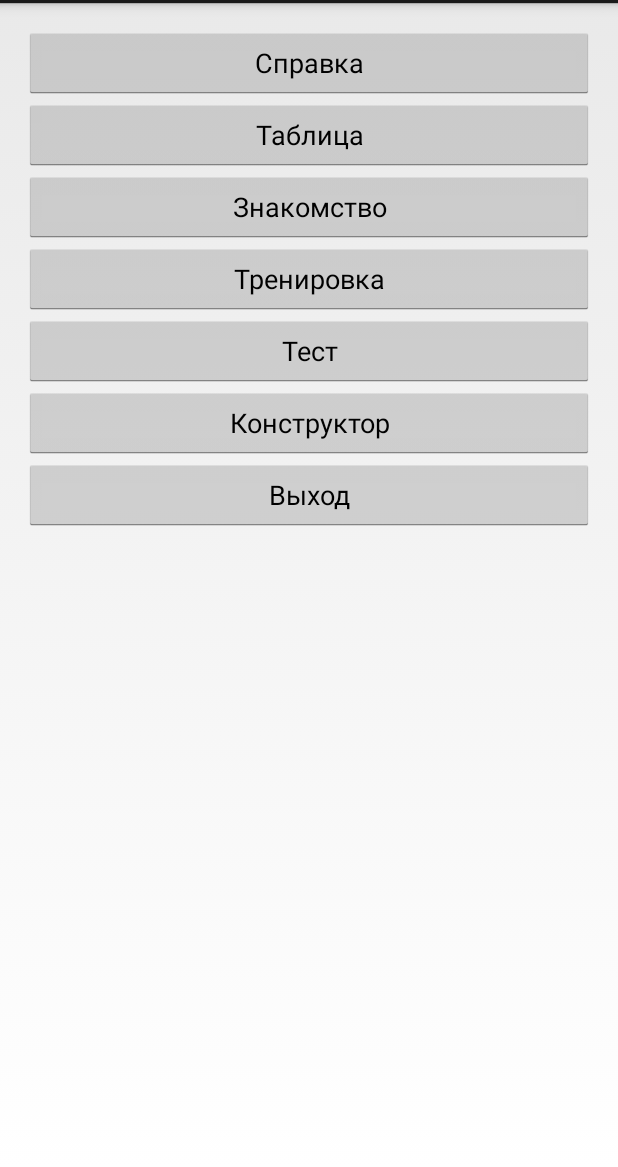
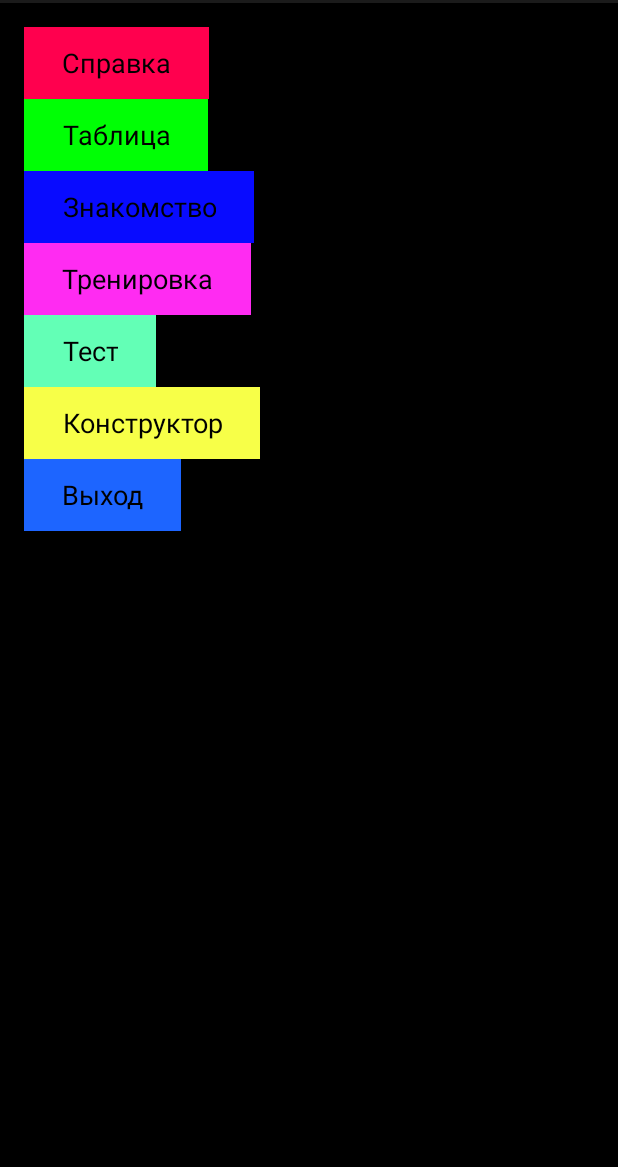
Before and after one commit to mong0ose/logophone, an Android app: the screen it shows after launch (MainActivity), on a phone screen of 412 x 824 dp, the part 69-1236 px from its top. Run offline under Robolectric (Android 15) with nearby library versions, the phone set to English and light mode, and no system bars.

Commit message:
constructor strict

```diff
--- a/logophone/src/main/res/layout/activity_main.xml
+++ b/logophone/src/main/res/layout/activity_main.xml
@@ -6,41 +6,71 @@
     android:paddingRight="@dimen/activity_horizontal_margin"
     android:paddingTop="@dimen/activity_vertical_margin"
     android:paddingBottom="@dimen/activity_vertical_margin"
-    tools:context=".MainActivity">
+    tools:context=".MainActivity"
+    android:background="#000000">
 
     <Button
-            android:layout_width="fill_parent"
+            android:layout_width="wrap_content"
             android:layout_height="wrap_content"
             android:text="@string/spravka"
-            android:id="@+id/btnInfo" android:layout_alignParentTop="true" android:layout_alignParentLeft="true"/>
+            android:id="@+id/btnInfo"
+        android:layout_alignParentTop="true"
+        android:layout_alignParentLeft="true"
+        android:layout_alignParentStart="false"
+        android:background="#ff004e"
+        android:paddingLeft="25dp"
+        android:paddingRight="25dp" />
+
     <Button
-            android:layout_width="fill_parent"
+            android:layout_width="wrap_content"
             android:layout_height="wrap_content"
             android:text="@string/table"
-            android:id="@+id/btnTable" android:layout_below="@+id/btnInfo" android:layout_alignLeft="@+id/btnInfo"/>
+            android:id="@+id/btnTable" android:layout_below="@+id/btnInfo"
+        android:background="#00ff05"
+        android:paddingLeft="25dp"
+        android:paddingRight="25dp" />
+
     <Button
-            android:layout_width="fill_parent"
+            android:layout_width="wrap_content"
             android:layout_height="wrap_content"
             android:text="@string/newbie"
-            android:id="@+id/btnLearn" android:layout_below="@+id/btnTable" android:layout_alignLeft="@+id/btnTable"/>
+            android:id="@+id/btnLearn" android:layout_below="@+id/btnTable"
+        android:background="#080bff"
+        android:paddingLeft="25dp"
+        android:paddingRight="25dp" />
+
     <Button
-            android:layout_width="fill_parent"
+            android:layout_width="wrap_content"
             android:layout_height="wrap_content"
             android:text="@string/training"
-            android:id="@+id/btnTraining" android:layout_below="@+id/btnLearn" android:layout_alignLeft="@+id/btnLearn"/>
+            android:id="@+id/btnTraining" android:layout_below="@+id/btnLearn"
+        android:background="#ff2bf2"
+        android:paddingLeft="25dp"
+        android:paddingRight="25dp" />
     <Button
-            android:layout_width="fill_parent"
+            android:layout_width="wrap_content"
             android:layout_height="wrap_content"
             android:text="@string/test"
-            android:id="@+id/btnTest" android:layout_below="@+id/btnTraining" android:layout_alignLeft="@+id/btnTraining"/>
+            android:id="@+id/btnTest" android:layout_below="@+id/btnTraining"
+        android:background="#63ffb6"
+        android:paddingLeft="25dp"
+        android:paddingRight="25dp" />
     <Button
-            android:layout_width="fill_parent"
+            android:layout_width="wrap_content"
             android:layout_height="wrap_content"
             android:text="@string/construct"
-            android:id="@+id/btnConstruct" android:layout_below="@+id/btnTest" android:layout_alignLeft="@+id/btnTest"/>
+            android:id="@+id/btnConstruct" android:layout_below="@+id/btnTest"
+        android:background="#f7ff48"
+        android:paddingLeft="25dp"
+        android:paddingRight="25dp" />
     <Button
-            android:layout_width="fill_parent"
+            android:layout_width="wrap_content"
             android:layout_height="wrap_content"
             android:text="@string/exit"
-            android:id="@+id/btnExit" android:layout_below="@+id/btnConstruct" android:layout_alignLeft="@+id/btnConstruct"/>
+            android:id="@+id/btnExit"
+        android:background="#1d65ff"
+        android:paddingLeft="25dp"
+        android:paddingRight="25dp"
+        android:layout_below="@+id/btnConstruct"
+        android:layout_alignParentLeft="true" />
 </RelativeLayout>
```
Also changed, not shown: logophone/src/main/java/com/logophone/Constructor.java (+170 -78 lines), logophone/src/main/java/com/logophone/Creator.java (+24 -4 lines), logophone/src/main/res/layout/create_logo_by_number.xml (+38 -20 lines), 1 other file.
